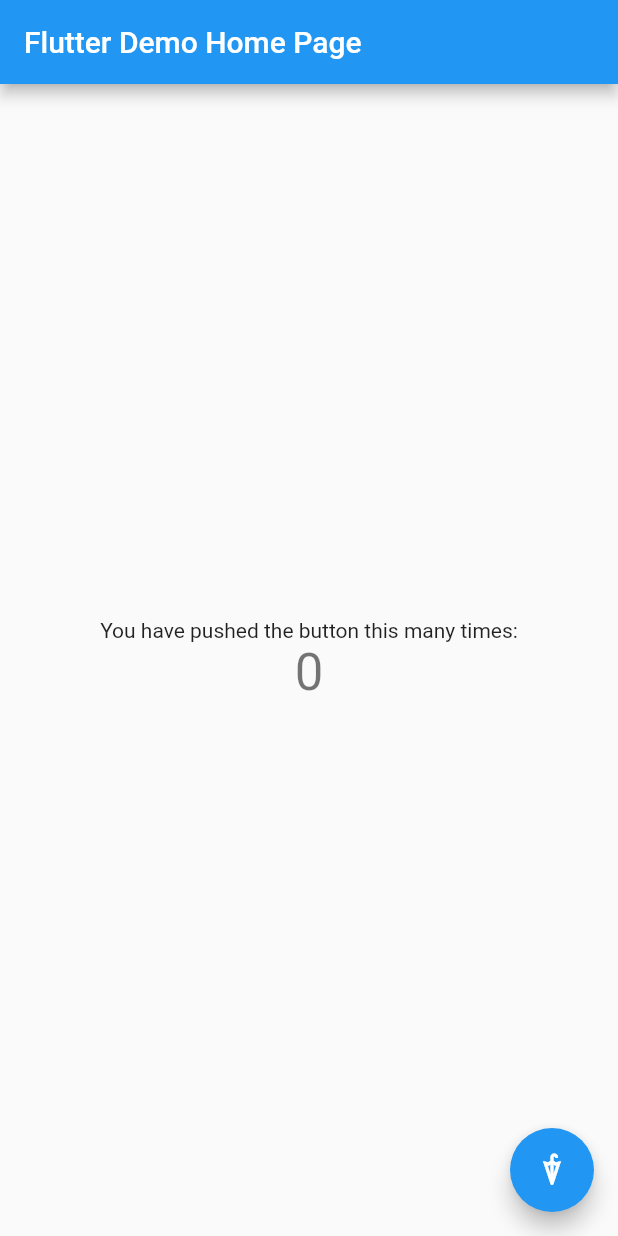
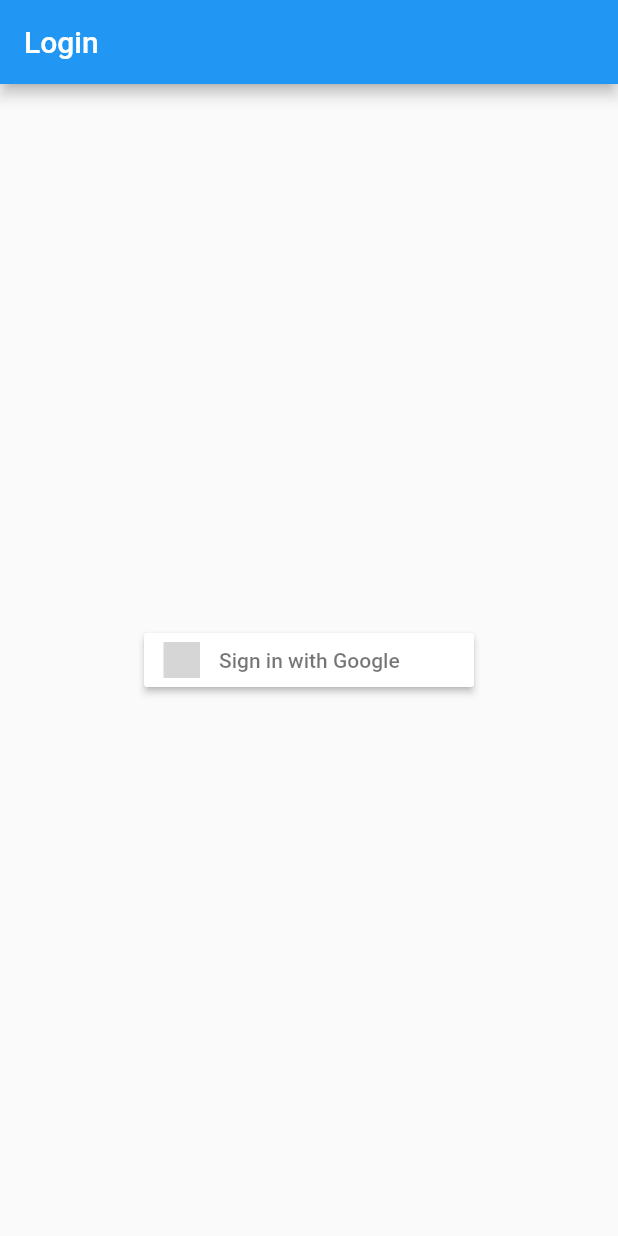
Before and after one commit to Danushan99/Signin_with_google, a Flutter app: the screen it shows after launch, on a phone screen of 412 x 824 dp. Run offline on Flutter 3.47's test engine with Material 2 defaults, Android fonts, the phone set to English and light mode, and no system bars; our stand-ins replace flutter_signin_button; grey boxes are pictures that could not be loaded.

Commit message:
login ui

```diff
--- /dev/null
+++ b/lib/login_page.dart
@@ -0,0 +1,23 @@
+import 'package:flutter/material.dart';
+import 'package:flutter_signin_button/button_builder.dart';
+import 'package:flutter_signin_button/button_list.dart';
+import 'package:flutter_signin_button/button_view.dart';
+
+class LoginPage extends StatelessWidget {
+  @override
+  Widget build(BuildContext context) {
+    return Scaffold(
+      appBar: AppBar(title: Text('Login')),
+      body: Center(
+        child: Column(
+            mainAxisAlignment: MainAxisAlignment.center,
+            children: <Widget>[
+              SignInButton(
+                Buttons.Google,
+                onPressed: () {},
+              ),
+            ]),
+      ),
+    );
+  }
+}
--- a/lib/main.dart
+++ b/lib/main.dart
@@ -1,4 +1,5 @@
 import 'package:flutter/material.dart';
+import 'package:googlelogin/login_page.dart';
 
 void main() {
   runApp(const MyApp());
@@ -15,53 +16,7 @@
       theme: ThemeData(
         primarySwatch: Colors.blue,
       ),
-      home: const MyHomePage(title: 'Flutter Demo Home Page'),
+      home: LoginPage(),
     );
   }
 }
-
-class MyHomePage extends StatefulWidget {
-  const MyHomePage({Key? key, required this.title}) : super(key: key);
-  final String title;
-
-  @override
-  State<MyHomePage> createState() => _MyHomePageState();
-}
-
-class _MyHomePageState extends State<MyHomePage> {
-  int _counter = 0;
-
-  void _incrementCounter() {
-    setState(() {
-      _counter++;
-    });
-  }
-
-  @override
-  Widget build(BuildContext context) {
-    return Scaffold(
-      appBar: AppBar(
-        title: Text(widget.title),
-      ),
-      body: Center(
-        child: Column(
-          mainAxisAlignment: MainAxisAlignment.center,
-          children: <Widget>[
-            const Text(
-              'You have pushed the button this many times:',
-            ),
-            Text(
-              '$_counter',
-              style: Theme.of(context).textTheme.headline4,
-            ),
-          ],
-        ),
-      ),
-      floatingActionButton: FloatingActionButton(
-        onPressed: _incrementCounter,
-        tooltip: 'Increment',
-        child: const Icon(Icons.umbrella),
-      ),
-    );
-  }
-}
--- a/pubspec.yaml
+++ b/pubspec.yaml
@@ -34,6 +34,7 @@
   # The following adds the Cupertino Icons font to your application.
   # Use with the CupertinoIcons class for iOS style icons.
   cupertino_icons: ^1.0.2
+  flutter_signin_button: ^2.0.0
 
 dev_dependencies:
   flutter_test:
```
Also changed, not shown: pubspec.lock.
